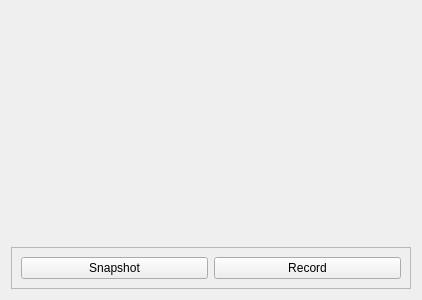
audetto/qctv, file playframe.ui: the form before one commit.
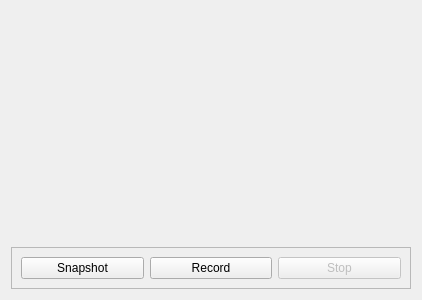
The form after the commit.

```diff
--- a/playframe.ui
+++ b/playframe.ui
@@ -53,6 +53,16 @@
         </property>
        </widget>
       </item>
+      <item>
+       <widget class="QPushButton" name="stop">
+        <property name="enabled">
+         <bool>false</bool>
+        </property>
+        <property name="text">
+         <string>Stop</string>
+        </property>
+       </widget>
+      </item>
      </layout>
     </widget>
    </item>
```
